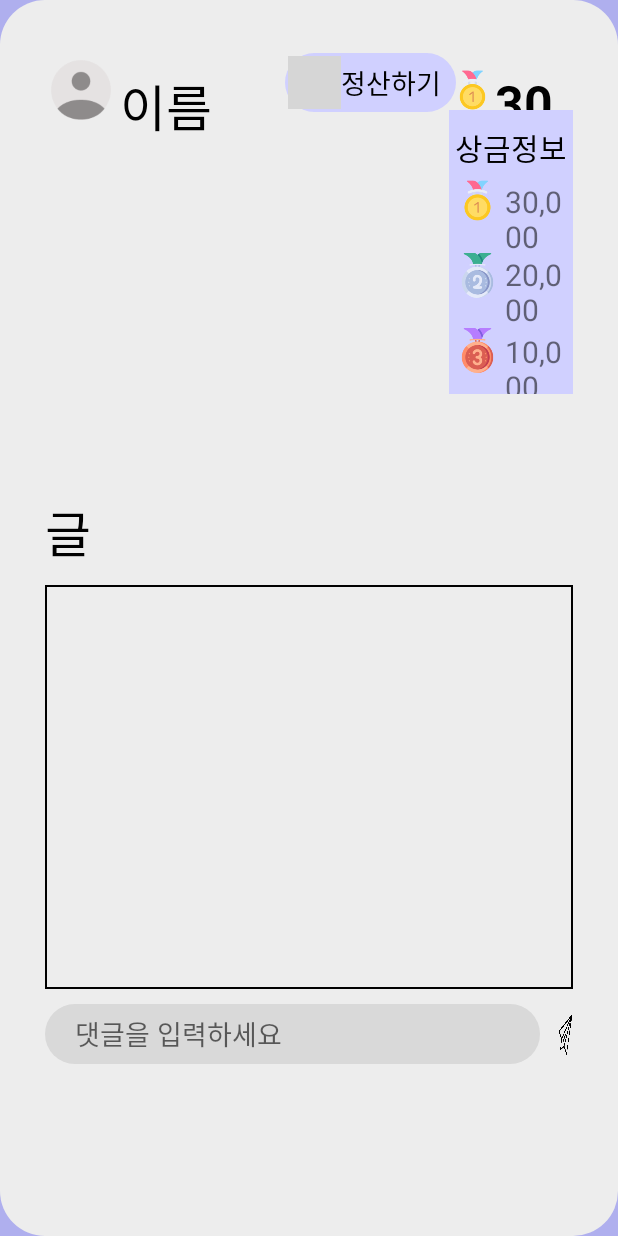
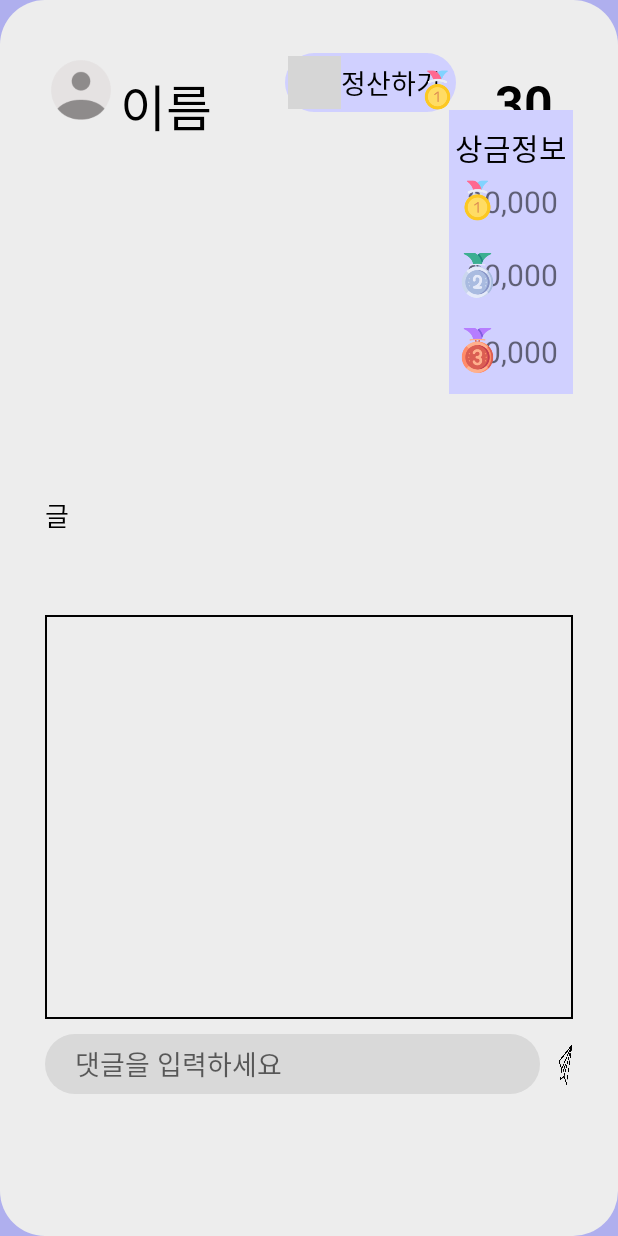
Before and after one commit to wootaegyeoung/android_team_git, an Android app: the layout activity_clickbillboard.xml on its own in the app's theme, with its tools: preview values and no code run, on a phone screen of 412 x 824 dp. Run offline under Robolectric (Android 15) with nearby library versions, the phone set to English and light mode, and no system bars; grey boxes are pictures that could not be loaded.

Commit message:
댓글 추천 안되던거 해결

```diff
--- a/app/src/main/java/com/gachon/mp_termproject/clickBillboard.java
+++ b/app/src/main/java/com/gachon/mp_termproject/clickBillboard.java
@@ -180,7 +180,7 @@ public class clickBillboard extends AppCompatActivity {
                 List<Map<String, Comment>> commentMap = (List<Map<String, Comment>>) snapshot.get("댓글");
                 List<Comment> newCommentList = new ArrayList<>();
                 for (Map<String, Comment> cm : commentMap) {
-                    Comment newComment = new Comment();
+                    Comment newComment = new Comment(2);
                     for (String key : cm.keySet()) {
                         Object value = cm.get(key);
                         if (key.equalsIgnoreCase("cnt_recommend")) {
@@ -434,8 +434,7 @@ public class clickBillboard extends AppCompatActivity {
                 List<Map<String, Comment>> commentMap = (List<Map<String, Comment>>) snapshot.get("댓글");
                 List<Comment> newCommentList = new ArrayList<>();
                 for (Map<String, Comment> cm : commentMap) {
-                    Comment newComment = new Comment();
-                    newComment.setFlag(1);
+                    Comment newComment = new Comment(2);
                     for (String key : cm.keySet()) {
                         Object value = cm.get(key);
                         if (key.equalsIgnoreCase("cnt_recommend")) {
--- a/app/src/main/java/com/gachon/mp_termproject/clickBillboard_free.java
+++ b/app/src/main/java/com/gachon/mp_termproject/clickBillboard_free.java
@@ -139,7 +139,7 @@ public class clickBillboard_free extends AppCompatActivity {
                 List<Map<String, Comment>> commentMap = (List<Map<String, Comment>>) snapshot.get("댓글");
                 List<Comment> newCommentList = new ArrayList<>();
                 for (Map<String, Comment> cm : commentMap) {
-                    Comment newComment = new Comment();
+                    Comment newComment = new Comment(1);
                     for (String key : cm.keySet()) {
                         Object value = cm.get(key);
                         if (key.equalsIgnoreCase("cnt_recommend")) {
--- a/app/src/main/java/com/gachon/mp_termproject/home.java
+++ b/app/src/main/java/com/gachon/mp_termproject/home.java
@@ -127,7 +127,7 @@ public class home extends Fragment {
 
                         List<Comment> newCommentList = new ArrayList<>();
                         for (Map<String, Comment> cm : commentMap) {
-                            Comment newComment = new Comment();
+                            Comment newComment = new Comment(2);
                             for (String key : cm.keySet()) {
                                 Object value = cm.get(key);
                                 if (key.equalsIgnoreCase("cnt_recommend")) {
--- a/app/src/main/res/layout/activity_clickbillboard.xml
+++ b/app/src/main/res/layout/activity_clickbillboard.xml
@@ -29,15 +29,15 @@
             android:layout_marginLeft="50dp"
             android:layout_marginTop="36dp"
             android:text="이름"
-            android:textColor = "#000000"
+            android:textColor="#000000"
             android:textSize="50px" />
 
         <LinearLayout
-            android:id = "@+id/layout_deadline"
+            android:id="@+id/layout_deadline"
             android:layout_width="wrap_content"
             android:layout_height="wrap_content"
             android:layout_marginLeft="160dp"
-            android:layout_marginTop ="25dp"
+            android:layout_marginTop="25dp"
             android:background="@drawable/conner2">
 
             <ImageButton
@@ -64,24 +64,23 @@
         <ImageView
             android:layout_width="30dp"
             android:layout_height="29dp"
-            android:layout_alignParentLeft="true"
             android:layout_alignParentTop="true"
-            android:layout_marginLeft="270dp"
+            android:layout_alignParentRight="true"
             android:layout_marginTop="35dp"
+            android:layout_marginRight="75dp"
             android:src="@drawable/rank1" />
 
         <TextView
             android:id="@+id/cb_tv_topReward"
             android:layout_width="wrap_content"
             android:layout_height="wrap_content"
-            android:layout_alignParentLeft="true"
             android:layout_alignParentTop="true"
+            android:layout_marginTop="36dp"
             android:layout_marginLeft="300dp"
-            android:layout_marginTop="36dp"
             android:text="30,00"
-            android:textColor = "#000000"
-            android:textStyle = "bold"
-            android:textSize="50px" />
+            android:textColor="#000000"
+            android:textSize="50px"
+            android:textStyle="bold" />
 
         <ImageView
             android:id="@+id/cb_img"
@@ -89,19 +88,27 @@
             android:layout_height="240dp"
             android:layout_alignParentLeft="true"
             android:layout_alignParentTop="true"
-            android:layout_marginLeft="0dp"
             android:layout_marginTop="73dp" />
 
-        <TextView
-            android:id="@+id/cb_content"
-            android:layout_width="394dp"
-            android:layout_height="55dp"
-            android:layout_alignParentLeft="true"
-            android:layout_alignParentTop="true"
-            android:layout_marginTop="320dp"
-            android:text="글"
-            android:textColor="#000000"
-            android:textSize="50px" />
+        <ScrollView
+            android:id="@+id/sc_content"
+            android:layout_width="wrap_content"
+            android:layout_height="80dp"
+            android:layout_marginTop="320dp">
+
+            <LinearLayout
+                android:layout_width="wrap_content"
+                android:layout_height="match_parent">
+
+                <TextView
+                    android:id="@+id/cb_content"
+                    android:layout_width="394dp"
+                    android:layout_height="match_parent"
+                    android:text="글"
+                    android:textColor="#000000"
+                    android:textSize="17dp" />
+            </LinearLayout>
+        </ScrollView>
 
         <RelativeLayout
             android:id="@+id/cb_rewardInfo"
@@ -126,10 +133,10 @@
                 android:id="@+id/cb_tv_rank1"
                 android:layout_width="wrap_content"
                 android:layout_height="wrap_content"
-                android:layout_alignParentLeft="true"
                 android:layout_alignParentTop="true"
-                android:layout_marginLeft="37dp"
+                android:layout_alignParentRight="true"
                 android:layout_marginTop="47dp"
+                android:layout_marginRight="10dp"
                 android:text="30,000"
                 android:textSize="20dp" />
 
@@ -137,10 +144,10 @@
                 android:id="@+id/cb_tv_rank2"
                 android:layout_width="wrap_content"
                 android:layout_height="wrap_content"
-                android:layout_alignParentLeft="true"
                 android:layout_alignParentTop="true"
-                android:layout_marginLeft="37dp"
+                android:layout_alignParentRight="true"
                 android:layout_marginTop="96dp"
+                android:layout_marginRight="10dp"
                 android:text="20,000"
                 android:textSize="20dp" />
 
@@ -148,10 +155,10 @@
                 android:id="@+id/cb_tv_rank3"
                 android:layout_width="wrap_content"
                 android:layout_height="wrap_content"
-                android:layout_alignParentLeft="true"
                 android:layout_alignParentTop="true"
-                android:layout_marginLeft="37dp"
+                android:layout_alignParentRight="true"
                 android:layout_marginTop="147dp"
+                android:layout_marginRight="10dp"
                 android:text="10,000"
                 android:textSize="20dp" />
 
@@ -184,9 +191,7 @@
             android:id="@+id/layout_comment"
             android:layout_width="394dp"
             android:layout_height="269dp"
-            android:layout_alignParentLeft="true"
-            android:layout_alignParentTop="true"
-            android:layout_marginTop="380dp"
+            android:layout_below = "@+id/sc_content"
             android:background="@drawable/edge"
             android:orientation="vertical">
 
```
Also changed, not shown: app/src/main/java/com/gachon/mp_termproject/Comment.java (+2 -9 lines), app/src/main/java/com/gachon/mp_termproject/CommentAdapter.java (+11 -10 lines), app/src/main/res/layout/layout_content_reward.xml (+3 -4 lines).
